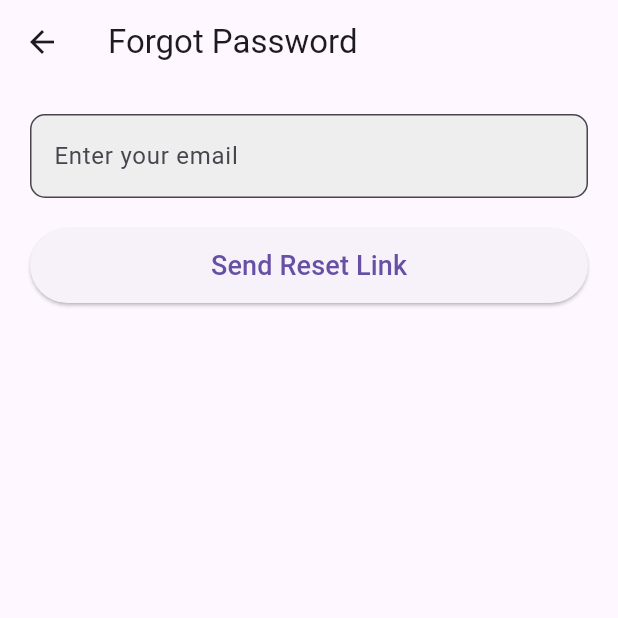
After one commit to ywu256/MAPD722_Project, a Flutter app: the screen it shows after launch, after a tap on "Forgot Password?", on a phone screen of 412 x 824 dp, the top half of it. The commit adds this screen. Run offline on Flutter 3.47's test engine with Material 3 defaults, Android fonts, the light colour scheme and no system bars.

Commit message:
Add forgot password screen

```diff
--- /dev/null
+++ b/lib/ForgotPasswordScreen.dart
@@ -0,0 +1,53 @@
+import 'package:flutter/material.dart';
+
+class ForgotPasswordPage extends StatefulWidget {
+  const ForgotPasswordPage({super.key});
+
+  @override
+  _ForgotPasswordPageState createState() => _ForgotPasswordPageState();
+}
+
+class _ForgotPasswordPageState extends State<ForgotPasswordPage> {
+  final TextEditingController emailController = TextEditingController();
+
+  void _sendResetEmail() {}
+
+  @override
+  Widget build(BuildContext context) {
+    return Scaffold(
+      appBar: AppBar(title: const Text('Forgot Password')),
+      body: Padding(
+        padding: const EdgeInsets.all(20),
+        child: Column(
+          crossAxisAlignment: CrossAxisAlignment.start,
+          children: [
+            /*----- Email Password -----*/
+            TextField(
+              controller: emailController,
+              keyboardType: TextInputType.emailAddress,
+              decoration: InputDecoration(
+                hintText: "Enter your email",
+                border: OutlineInputBorder(borderRadius: BorderRadius.circular(10)),
+                filled: true,
+                fillColor: Colors.grey[200],
+              ),
+            ),
+            const SizedBox(height: 20),
+
+            /*----- Button -----*/
+            Center(
+              child: SizedBox(
+                width: double.infinity,
+                height: 50,
+                child: ElevatedButton(
+                  onPressed: _sendResetEmail,
+                  child: const Text("Send Reset Link", style: TextStyle(fontSize: 18)),
+                ),
+              ),
+            ),
+          ],
+        ),
+      ),
+    );
+  }
+}
--- a/lib/loginScreen.dart
+++ b/lib/loginScreen.dart
@@ -1,5 +1,6 @@
 import 'package:flutter/material.dart';
 import 'package:mapd722_project/PatientListScreen.dart';
+import 'ForgotPasswordScreen.dart';
 
 class LoginScreen extends StatefulWidget {
   const LoginScreen({super.key});
@@ -17,6 +18,13 @@ class _LoginScreenState extends State<LoginScreen> {
 
   void _navigateToPatientList() async {
     await Navigator.push(context, MaterialPageRoute(builder: (context) => PatientListPage()));
+  }
+
+  void _navigateToForgotPassword() {
+    Navigator.push(
+      context,
+      MaterialPageRoute(builder: (context) => const ForgotPasswordPage()),
+    );
   }
 
   @override
@@ -93,6 +101,17 @@ class _LoginScreenState extends State<LoginScreen> {
                   hintText: "Enter Password",
                 ),
               ),
+              /*----- Forgot Password -----*/
+              Align(
+                alignment: Alignment.centerRight,
+                child: TextButton(
+                  onPressed: _navigateToForgotPassword,
+                  child: const Text(
+                    "Forgot Password?",
+                    style: TextStyle(fontSize: 16, color: Colors.blue, fontWeight: FontWeight.bold),
+                  ),
+                ),
+              ),
 
               const SizedBox(height: 30),
 
```
